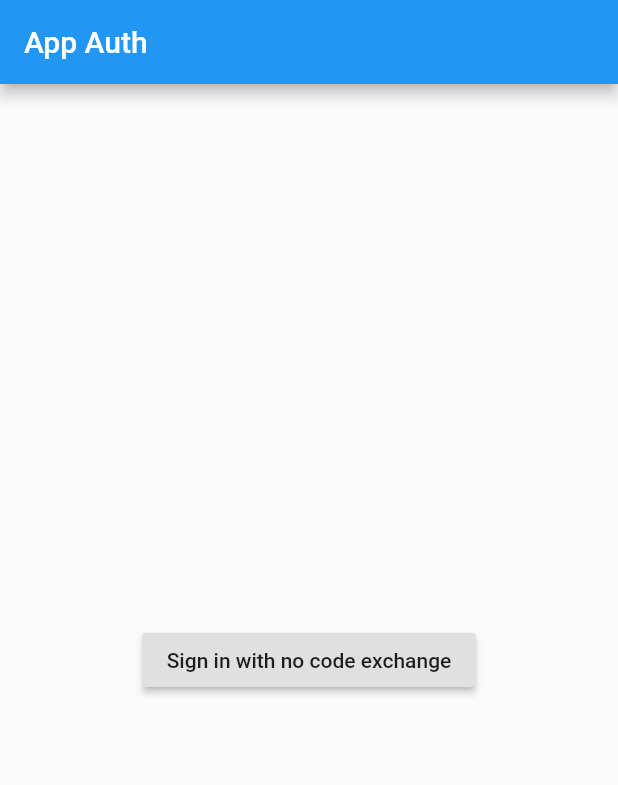
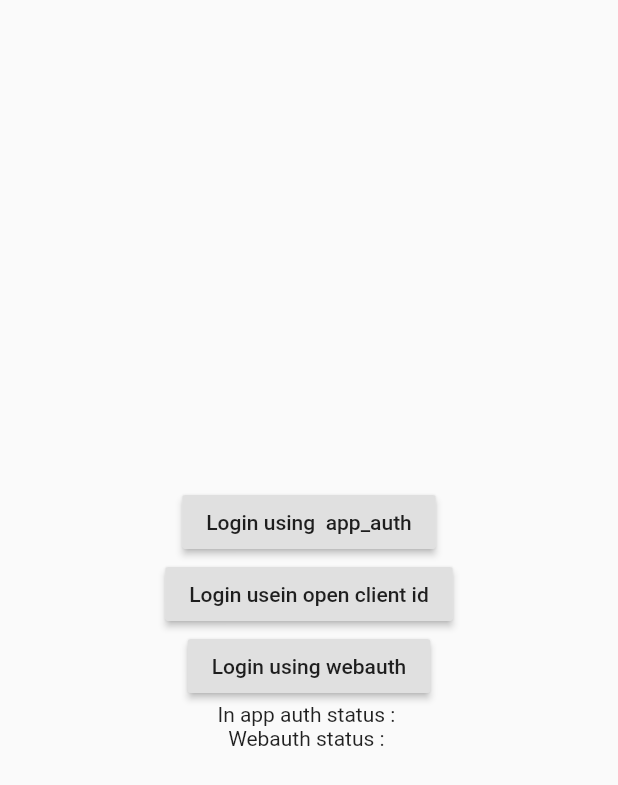
Before and after one commit to tarun4080/App-Auth, a Flutter app: the screen it shows after launch, on a phone screen of 412 x 824 dp. Shown: the top 785 px of the screen. Run offline on Flutter 3.47's test engine with Material 2 defaults, Android fonts, the phone set to English and light mode, and no system bars; missing offline and left inert: flutter_appauth, flutter_web_auth, openid_client.

Commit message:
Added the web auth package

```diff
--- /dev/null
+++ b/lib/client2check.dart
@@ -0,0 +1,218 @@
+import 'dart:io';
+import 'package:flutter/material.dart';
+import 'package:flutter/services.dart';
+import 'package:flutter_appauth/flutter_appauth.dart';
+import 'package:flutter_web_auth/flutter_web_auth.dart';
+import 'package:openid_client/openid_client.dart';
+import 'package:openid_client/openid_client_io.dart';
+import 'package:url_launcher/url_launcher.dart';
+
+const html = """
+<!DOCTYPE html>
+<html>
+<head>
+  <meta charset="utf-8">
+  <title>Grant Access to Flutter</title>
+  <meta name="viewport" content="width=device-width, initial-scale=1">
+  <style>
+    html, body { margin: 0; padding: 0; }
+
+    main {
+      display: flex;
+      flex-direction: column;
+      align-items: center;
+      justify-content: center;
+      min-height: 100vh;
+      font-family: -apple-system,BlinkMacSystemFont,Segoe UI,Helvetica,Arial,sans-serif,Apple Color Emoji,Segoe UI Emoji,Segoe UI Symbol;
+    }
+
+    #icon {
+      font-size: 96pt;
+    }
+
+    #text {
+      padding: 2em;
+      max-width: 260px;
+      text-align: center;
+    }
+
+    #button a {
+      display: inline-block;
+      padding: 6px 12px;
+      color: white;
+      border: 1px solid rgba(27,31,35,.2);
+      border-radius: 3px;
+      background-image: linear-gradient(-180deg, #34d058 0%, #22863a 90%);
+      text-decoration: none;
+      font-size: 14px;
+      font-weight: 600;
+    }
+
+    #button a:active {
+      background-color: #279f43;
+      background-image: none;
+    }
+  </style>
+</head>
+<body>
+  <main>
+    <div id="icon">&#x1F3C7;</div>
+    <div id="text">Press the button below to sign in using your Localtest.me account.</div>
+    <div id="button"><a href="foobar://success?code=1337">Sign in</a></div>
+  </main>
+</body>
+</html>
+""";
+
+class Client2Check extends StatefulWidget {
+  @override
+  _Client2CheckState createState() => _Client2CheckState();
+}
+
+class _Client2CheckState extends State<Client2Check> {
+  bool _isBusy = false;
+  String _status = '';
+  String _appAuthStatus = '';
+  final FlutterAppAuth _appAuth = FlutterAppAuth();
+  final String _clientId = 'SocailLogin';
+  final String _redirectUrl = 'https://34.204.16.224:8458/auth/realms/smartcity/broker/gitlab/endpoint';
+  final String _discoveryUrl = 'https://34.204.16.224:8458/auth/realms/smartcity/.well-known/openid-configuration';
+  final List<String> _scopes = <String>[
+    'openid',
+    'profile',
+    'email',
+    'offline_access',
+    'api'
+  ];
+
+  authenticate() async {
+    var uri = Uri.parse('http://34.204.16.224:8458/auth/realms/smartcity');
+    var clientId = 'SmartLightDashboard';
+    var scopes = List<String>.of(
+        ['openid', 'profile', 'email', 'offline_access', 'api']);
+    var port = 8458;
+    var redirectUri = Uri.parse('https://34.204.16.224:8458/auth/realms/smartcity/broker/gitlab/endpoint');
+    var issuer = await Issuer.discover(uri);
+    var client = new Client(issuer, clientId);
+
+    urlLauncher(String url) async {
+      if (await canLaunch(url)) {
+        await launch(url, forceWebView: true);
+      } else {
+        throw 'Could not launch $url';
+      }
+    }
+
+    var authenticator = new Authenticator(client,
+        scopes: scopes,
+        port: port,
+        urlLancher: urlLauncher,
+        redirectUri: redirectUri);
+
+    var c = await authenticator.authorize();
+    closeWebView();
+
+    var token = await c.getTokenResponse();
+    print(token);
+    return token;
+  }
+
+  @override
+  void initState() {
+    super.initState();
+    startServer();
+  }
+
+  Future<void> startServer() async {
+    final server = await HttpServer.bind('127.0.0.1', 43823);
+    server.listen((req) async {
+      setState(() {
+        _status = 'Received request!';
+      });
+      req.response.headers.add('Content-Type', 'text/html');
+      req.response.write(html);
+      req.response.close();
+    });
+  }
+
+  void _authenticate() async {
+    final url = 'https://34.204.16.224:8458/auth/realms/smartcity/broker/gitlab/endpoint';
+    final callbackUrlScheme = 'foobar';
+
+    try {
+      final result = await FlutterWebAuth.authenticate(
+          url: url, callbackUrlScheme: callbackUrlScheme);
+      setState(() {
+        _status = 'Got result: $result';
+      });
+    } on PlatformException catch (e) {
+      setState(() {
+        _status = 'Got error: $e';
+      });
+    }
+  }
+
+  final AuthorizationServiceConfiguration _serviceConfiguration =
+  AuthorizationServiceConfiguration(
+      'http://34.204.16.224:8095/auth/realms/smartcity/protocol/openid-connect/auth',
+      'http://34.204.16.224:8095/auth/realms/smartcity/protocol/openid-connect/token');
+  @override
+  Widget build(BuildContext context) {
+    return MaterialApp(
+      debugShowCheckedModeBanner: false,
+        home: Scaffold(
+            body: Center(
+      child: Container(
+        child: Column(
+          mainAxisAlignment: MainAxisAlignment.center,
+          children: <Widget>[
+            Visibility(
+              visible: _isBusy,
+              child: const LinearProgressIndicator(),
+            ),
+            RaisedButton(
+              child: const Text('Login using  app_auth'),
+              onPressed: () async {
+                try {
+                  final AuthorizationResponse result = await _appAuth.authorize(
+                    AuthorizationRequest(
+                      _clientId,
+                      _redirectUrl,
+                      discoveryUrl: _discoveryUrl,
+                      scopes: _scopes,
+                      allowInsecureConnections: true,
+                      serviceConfiguration: _serviceConfiguration
+                    ),
+                  );
+                  if (result != null) {
+                    print("Here the result: $result");
+                    setState(() {
+                      _appAuthStatus = result.authorizationCode.toString();
+                    });
+                  }
+                } catch (e) {
+                  setState(() {
+                    _appAuthStatus = e.toString();
+                  });
+                  print("Result not found due to :$e");
+                }
+              },
+            ),
+            RaisedButton(
+              child: Text("Login usein open client id"),
+              onPressed: authenticate,
+            ),
+            RaisedButton(
+              child: Text("Login using webauth"),
+              onPressed: () {
+                _authenticate();
+              },
+            ),
+            Text("In app auth status : $_appAuthStatus"),
+            Text("Webauth status : $_status")
+          ],
+        ),
+      ),
+    )));
+  }
+}
--- a/lib/main.dart
+++ b/lib/main.dart
@@ -1,73 +1,4 @@
-import 'package:flutter/cupertino.dart';
 import 'package:flutter/material.dart';
-import 'package:flutter_appauth/flutter_appauth.dart';
+import 'package:googledriveintegration/client2check.dart';
 
-void main() => runApp(MyApp());
-
-class MyApp extends StatefulWidget {
-  @override
-  _MyAppState createState() => _MyAppState();
-}
-
-class _MyAppState extends State<MyApp> {
-  bool _isBusy = false;
-  final FlutterAppAuth _appAuth = FlutterAppAuth();
-
-  final String _clientId = 'SocailLogin';
-  final String _redirectUrl =
-      'https://34.204.16.224:8458/auth/realms/smartcity/broker/gitlab/endpoint';
-  final String _discoveryUrl =
-      'https://34.204.16.224:8458/auth/realms/smartcity/.well-known/openid-configuration';
-  final List<String> _scopes = <String>[
-    'openid',
-    'profile',
-    'email',
-    'offline_access',
-    'api'
-  ];
-
-  @override
-  void initState() {
-    super.initState();
-  }
-
-  @override
-  Widget build(BuildContext context) {
-    return MaterialApp(
-      debugShowCheckedModeBanner: false,
-      home: Scaffold(
-        appBar: AppBar(
-          title: const Text('App Auth'),
-        ),
-        body: Center(
-          child: Column(
-            mainAxisAlignment: MainAxisAlignment.center,
-            children: <Widget>[
-              Visibility(
-                visible: _isBusy,
-                child: const LinearProgressIndicator(),
-              ),
-              RaisedButton(
-                child: const Text('Sign in with no code exchange'),
-                onPressed: () async {
-                  try {
-                    final AuthorizationResponse result =
-                        await _appAuth.authorize(
-                      AuthorizationRequest(_clientId, _redirectUrl,
-                          discoveryUrl: _discoveryUrl, scopes: _scopes),
-                    );
-                    if (result != null) {
-                      print("Here the result: $result");
-                    }
-                  } catch (e) {
-                    print("Result not found due to :$e");
-                  }
-                },
-              ),
-            ],
-          ),
-        ),
-      ),
-    );
-  }
-}
+ main() => runApp(Client2Check());
--- a/pubspec.yaml
+++ b/pubspec.yaml
@@ -25,6 +25,12 @@ dependencies:
     sdk: flutter
   flutter_appauth: ^0.9.2+4
   http: ^0.12.2
+  flutter_web_auth: ^0.2.4
+  openid_client: ^0.3.1
+  url_launcher:
+
+
+
 
 
 
```
Also changed, not shown: lib/app_auth.dart (added, +243 -0 lines), pubspec.lock, 2 other files.
